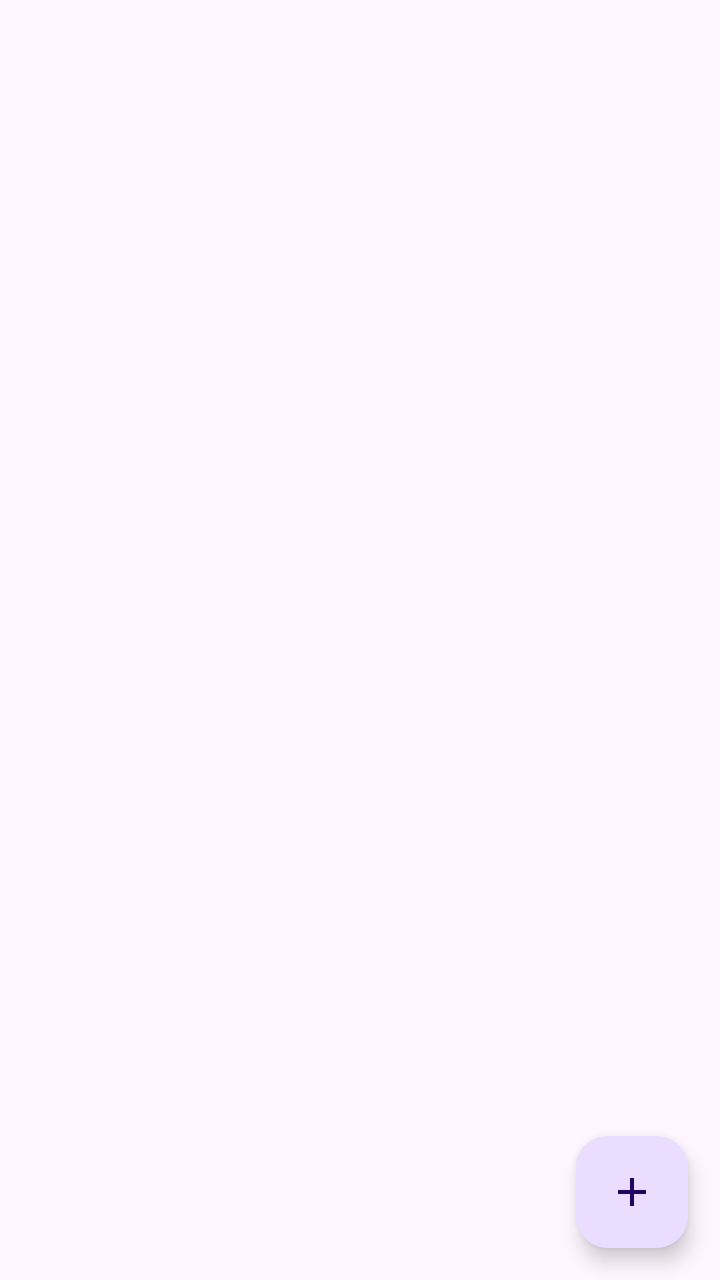
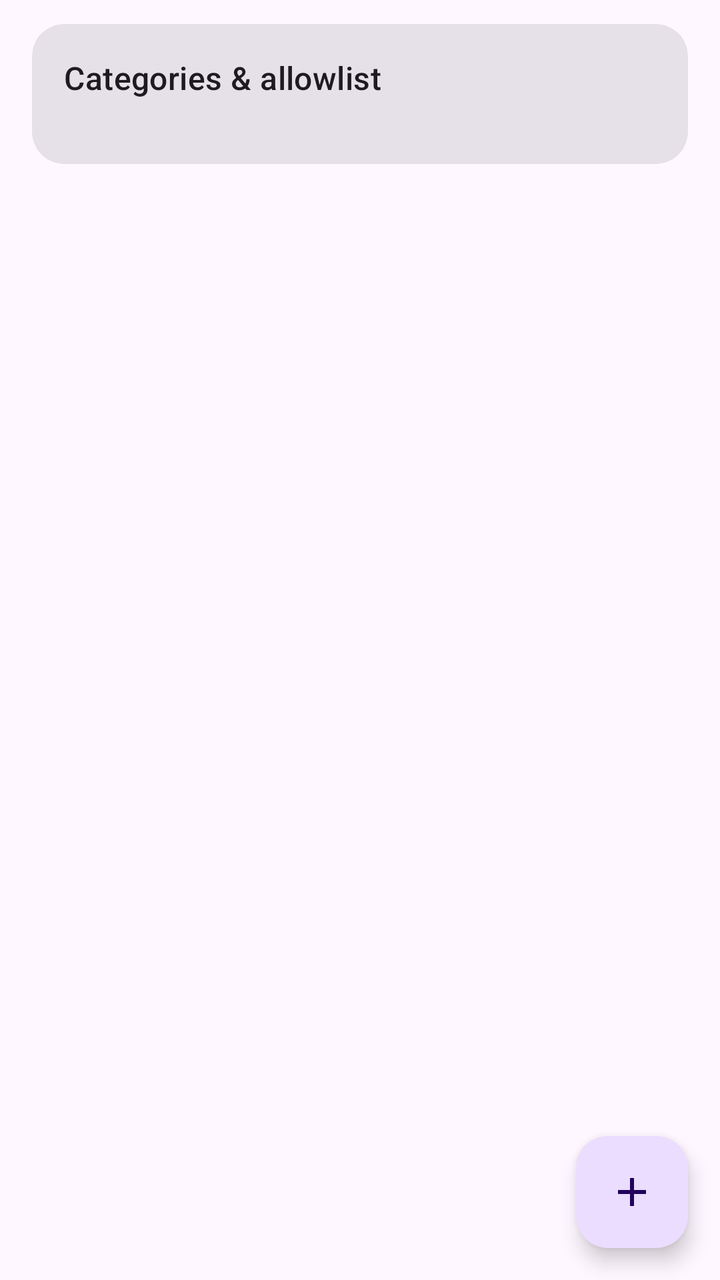

An Android layout rendered at two revisions. The XML below is the earlier revision; the diff shows what the commit changed to produce the second picture.
<!-- AndroidManifest.xml: application theme Theme.FocusFence -->
<!-- res/layout/fragment_blocklist.xml -->
<?xml version="1.0" encoding="utf-8"?>
<androidx.coordinatorlayout.widget.CoordinatorLayout
    xmlns:android="http://schemas.android.com/apk/res/android"
    xmlns:app="http://schemas.android.com/apk/res-auto"
    android:layout_width="match_parent"
    android:layout_height="match_parent">

    <androidx.recyclerview.widget.RecyclerView
        android:id="@+id/blockList"
        android:layout_width="match_parent"
        android:layout_height="match_parent"
        android:clipToPadding="false"
        android:paddingBottom="88dp"
        app:layoutManager="androidx.recyclerview.widget.LinearLayoutManager" />

    <com.google.android.material.floatingactionbutton.FloatingActionButton
        android:id="@+id/addFab"
        android:layout_width="wrap_content"
        android:layout_height="wrap_content"
        android:layout_gravity="bottom|end"
        android:layout_margin="16dp"
        android:contentDescription="@string/add_domain_title"
        android:src="@drawable/ic_add" />
</androidx.coordinatorlayout.widget.CoordinatorLayout>
<!-- resources referenced by this layout -->
<resources>
  <!-- drawable ic_add (drawable) -->
  <?xml version="1.0" encoding="utf-8"?>
  <vector xmlns:android="http://schemas.android.com/apk/res/android"
      android:width="24dp"
      android:height="24dp"
      android:viewportWidth="24"
      android:viewportHeight="24"
      android:tint="?attr/colorControlNormal">
      <path
          android:fillColor="#FFFFFFFF"
          android:pathData="M19,13h-6v6h-2v-6H5v-2h6V5h2v6h6v2z" />
  </vector>
  <string name="add_domain_title">Add domain</string>
  <style name="Theme.FocusFence" parent="Theme.Material3.DayNight.NoActionBar">
          <item name="colorPrimary">@color/brand_primary</item>
          
          <item name="materialCardViewStyle">@style/Widget.Material3.CardView.Filled</item>
          
          <item name="android:statusBarColor">?attr/colorSurface</item>
          <item name="android:navigationBarColor">?attr/colorSurface</item>
          <item name="android:windowLightStatusBar">true</item>
      </style>
  <color name="brand_primary">#2E7D32</color>
</resources>

<!-- the commit's change to res/layout/fragment_blocklist.xml (unified diff, before → after) -->
@@ -5,13 +5,52 @@
     android:layout_width="match_parent"
     android:layout_height="match_parent">
 
+    <LinearLayout
+        android:layout_width="match_parent"
+        android:layout_height="match_parent"
+        android:orientation="vertical">
+
+    
+    <com.google.android.material.card.MaterialCardView
+        android:id="@+id/categoriesCard"
+        android:layout_width="match_parent"
+        android:layout_height="wrap_content"
+        android:layout_marginHorizontal="16dp"
+        android:layout_marginTop="12dp"
+        android:clickable="true"
+        android:focusable="true"
+        app:cardCornerRadius="16dp"
+        app:contentPadding="16dp">
+
+        <LinearLayout
+            android:layout_width="match_parent"
+            android:layout_height="wrap_content"
+            android:orientation="vertical">
+
+            <TextView
+                android:layout_width="wrap_content"
+                android:layout_height="wrap_content"
+                android:text="@string/categories_title"
+                android:textAppearance="?attr/textAppearanceTitleMedium" />
+
+            <TextView
+                android:id="@+id/categoriesSummary"
+                android:layout_width="match_parent"
+                android:layout_height="wrap_content"
+                android:textAppearance="?attr/textAppearanceBodySmall"
+                android:textColor="?attr/colorOnSurfaceVariant" />
+        </LinearLayout>
+    </com.google.android.material.card.MaterialCardView>
+
     <androidx.recyclerview.widget.RecyclerView
         android:id="@+id/blockList"
         android:layout_width="match_parent"
-        android:layout_height="match_parent"
+        android:layout_height="0dp"
+        android:layout_weight="1"
         android:clipToPadding="false"
         android:paddingBottom="88dp"
         app:layoutManager="androidx.recyclerview.widget.LinearLayoutManager" />
+    </LinearLayout>
 
     <com.google.android.material.floatingactionbutton.FloatingActionButton
         android:id="@+id/addFab"
<!-- resource entries referenced after the edit -->
@@ -13,6 +13,7 @@
           android:pathData="M19,13h-6v6h-2v-6H5v-2h6V5h2v6h6v2z" />
   </vector>
   <string name="add_domain_title">Add domain</string>
+  <string name="categories_title">Categories &amp; allowlist</string>
   <style name="Theme.FocusFence" parent="Theme.Material3.DayNight.NoActionBar">
           <item name="colorPrimary">@color/brand_primary</item>
           
